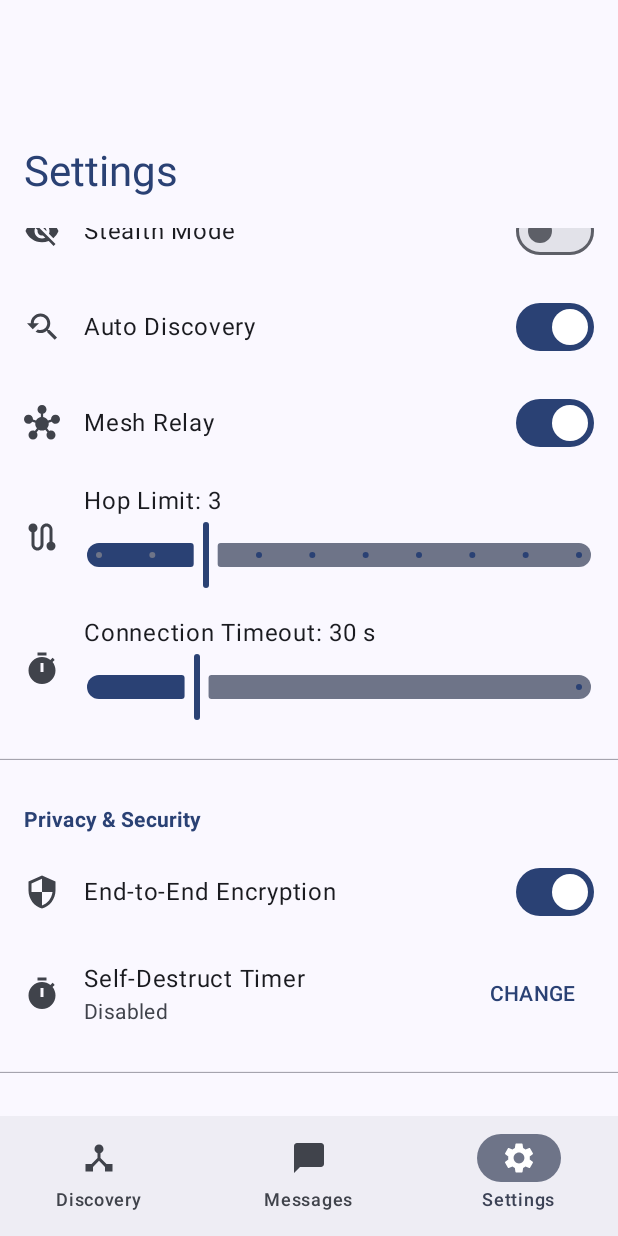
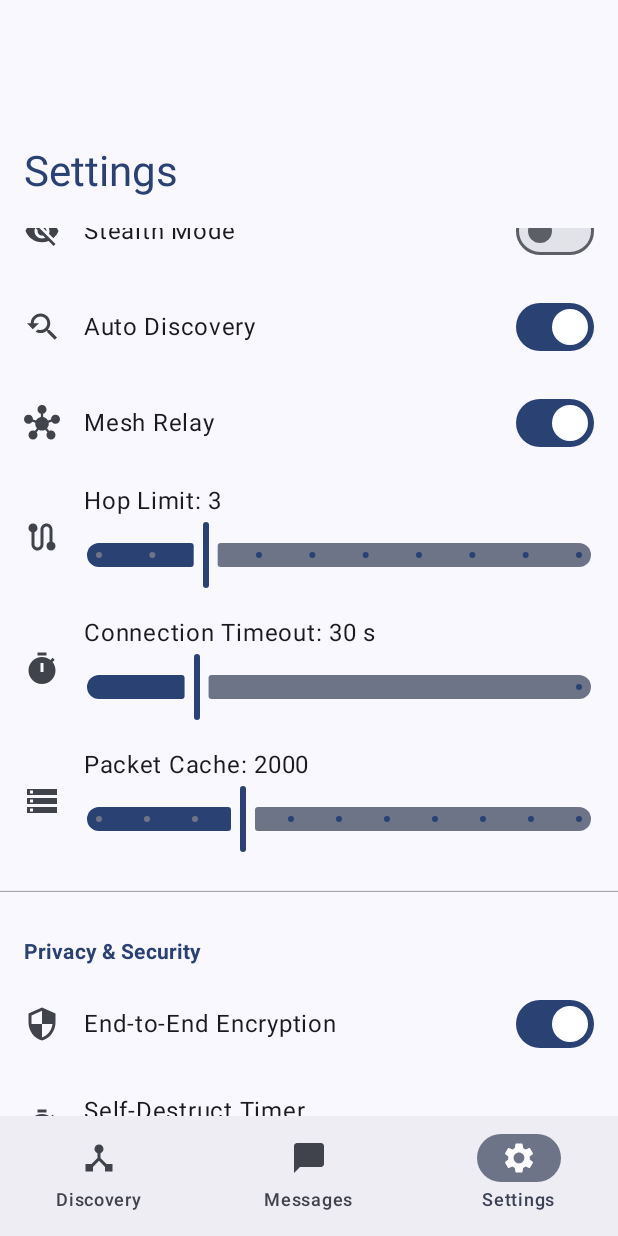
Before and after one commit to Yussefgafer/ChateX, an Android app built with Jetpack Compose: the SettingsScreen screen opened through its navigation route, scrolled down 828 dp, on a phone screen of 412 x 824 dp. Run offline under Robolectric (Android 15) with nearby library versions, the phone set to English and light mode, and no system bars; our stand-ins replace Room's generated code; 1 statement that could not run was skipped.

Commit message:
feat: High-fidelity Material 3 overhaul with simultaneous multi-transport networking
- Full Material 3 Dynamic Color support and 'God Mode' UI customization.
- Professional minimalist 'Radar' discovery UI.
- Hybrid Mesh architecture supporting simultaneous Google Nearby, Bluetooth, LAN (NSD), and WiFi Direct.
- Structured networking handshakes and improved resource management.
- Comprehensive README update and visual polish across all screens.

Co-authored-by: Yussefgafer <145143218+Yussefgafer@users.noreply.github.com>

```diff
--- a/app/src/main/java/com/kai/ghostmesh/MainActivity.kt
+++ b/app/src/main/java/com/kai/ghostmesh/MainActivity.kt
@@ -143,6 +143,7 @@ class MainActivity : ComponentActivity() {
         val isLanEnabled by viewModel.isLanEnabled.collectAsState()
         val isWifiDirectEnabled by viewModel.isWifiDirectEnabled.collectAsState()
 
+        val packetCacheSize by viewModel.packetCacheSize.collectAsState()
         val packetsSent by viewModel.packetsSent.collectAsState()
         val packetsReceived by viewModel.packetsReceived.collectAsState()
         val meshHealth by viewModel.meshHealth.collectAsState()
@@ -159,8 +160,10 @@ class MainActivity : ComponentActivity() {
             ) {
                 composable("messages") {
                     val recentChats by viewModel.recentChats.collectAsState()
+                    val isRefreshing by viewModel.isRefreshing.collectAsState()
                     MessagesScreen(
                         recentChats = recentChats,
+                        isRefreshing = isRefreshing,
                         cornerRadius = cornerRadiusSetting,
                         onNavigateToChat = { id, name -> viewModel.setActiveChat(id); navController.navigate("chat/$id/$name") },
                         onNavigateToRadar = { navController.navigate("discovery") },
@@ -230,6 +233,8 @@ class MainActivity : ComponentActivity() {
                         onSetThemeMode = { viewModel.themeMode.value = it; viewModel.updateSetting("theme_mode", it) },
                         onSetCornerRadius = { viewModel.cornerRadius.value = it; viewModel.updateSetting(com.kai.ghostmesh.model.AppConfig.KEY_CORNER_RADIUS, it) },
                         onSetFontScale = { viewModel.fontScale.value = it; viewModel.updateSetting(com.kai.ghostmesh.model.AppConfig.KEY_FONT_SCALE, it) },
+                        packetCacheSize = packetCacheSize,
+                        onSetPacketCache = { viewModel.packetCacheSize.value = it; viewModel.updateSetting("net_packet_cache", it) },
                         onToggleNearby = { viewModel.isNearbyEnabled.value = it; viewModel.updateSetting(com.kai.ghostmesh.model.AppConfig.KEY_ENABLE_NEARBY, it) },
                         onToggleBluetooth = { viewModel.isBluetoothEnabled.value = it; viewModel.updateSetting(com.kai.ghostmesh.model.AppConfig.KEY_ENABLE_BLUETOOTH, it) },
                         onToggleLan = { viewModel.isLanEnabled.value = it; viewModel.updateSetting(com.kai.ghostmesh.model.AppConfig.KEY_ENABLE_LAN, it) },
--- a/app/src/main/java/com/kai/ghostmesh/mesh/MeshEngine.kt
+++ b/app/src/main/java/com/kai/ghostmesh/mesh/MeshEngine.kt
@@ -8,13 +8,14 @@ import com.kai.ghostmesh.model.PacketType
 class MeshEngine(
     private val myNodeId: String,
     private val myNickname: String,
+    private val cacheSize: Int = 2000,
     private val onSendToNeighbors: (Packet, exceptEndpoint: String?) -> Unit,
     private val onHandlePacket: (Packet) -> Unit,
     private val onProfileUpdate: (String, String, String) -> Unit
 ) {
-    private val processedPacketIds = object : LinkedHashSet<String>(2000) {
+    private val processedPacketIds = object : LinkedHashSet<String>(cacheSize) {
         override fun add(element: String): Boolean {
-            if (size >= 2000) {
+            if (size >= cacheSize) {
                 val first = iterator().next()
                 remove(first)
             }
--- a/app/src/main/java/com/kai/ghostmesh/mesh/MeshManager.kt
+++ b/app/src/main/java/com/kai/ghostmesh/mesh/MeshManager.kt
@@ -54,6 +54,7 @@ class MeshManager(
         engine = MeshEngine(
             myNodeId = myNodeId,
             myNickname = myNickname,
+            cacheSize = prefs.getInt("net_packet_cache", 2000),
             onSendToNeighbors = { packet, exceptId -> transport.sendPacket(packet, exceptId) },
             onHandlePacket = { onPacketReceived(it) },
             onProfileUpdate = { id, name, status -> onProfileUpdate(id, name, status) }
--- a/app/src/main/java/com/kai/ghostmesh/ui/GhostViewModel.kt
+++ b/app/src/main/java/com/kai/ghostmesh/ui/GhostViewModel.kt
@@ -77,6 +77,7 @@ class GhostViewModel(application: Application) : AndroidViewModel(application) {
     val scanInterval = MutableStateFlow(prefs.getLong(AppConfig.KEY_SCAN_INTERVAL, AppConfig.DEFAULT_SCAN_INTERVAL_MS))
     val maxImageSize = MutableStateFlow(prefs.getInt("max_image_size", 1048576))
     val themeMode = MutableStateFlow(prefs.getInt("theme_mode", 0))
+    val packetCacheSize = MutableStateFlow(prefs.getInt("net_packet_cache", 2000))
 
     // UI Configuration
     val cornerRadius = MutableStateFlow(prefs.getInt(AppConfig.KEY_CORNER_RADIUS, AppConfig.DEFAULT_CORNER_RADIUS))
--- a/app/src/main/java/com/kai/ghostmesh/ui/MessagesScreen.kt
+++ b/app/src/main/java/com/kai/ghostmesh/ui/MessagesScreen.kt
@@ -76,6 +76,13 @@ fun MessagesScreen(
                             .size(12.dp)
                             .clip(CircleShape)
                             .background(if (recentChats.isNotEmpty()) Color(0xFF4CAF50) else MaterialTheme.colorScheme.outline)
+                    )
+                }
+
+                if (isRefreshing) {
+                    com.kai.ghostmesh.ui.components.WavyProgressIndicator(
+                        modifier = Modifier.fillMaxWidth().padding(horizontal = 24.dp),
+                        color = MaterialTheme.colorScheme.primary
                     )
                 }
 
--- a/app/src/main/java/com/kai/ghostmesh/ui/SettingsScreen.kt
+++ b/app/src/main/java/com/kai/ghostmesh/ui/SettingsScreen.kt
@@ -63,6 +63,8 @@ fun SettingsScreen(
     onSetThemeMode: (Int) -> Unit,
     onSetCornerRadius: (Int) -> Unit,
     onSetFontScale: (Float) -> Unit,
+    packetCacheSize: Int,
+    onSetPacketCache: (Int) -> Unit,
     onToggleNearby: (Boolean) -> Unit,
     onToggleBluetooth: (Boolean) -> Unit,
     onToggleLan: (Boolean) -> Unit,
@@ -166,6 +168,19 @@ fun SettingsScreen(
                     },
                     leadingContent = { Icon(Icons.Default.Timer, null) }
                 )
+
+                ListItem(
+                    headlineContent = { Text("Packet Cache: $packetCacheSize") },
+                    supportingContent = {
+                        Slider(
+                            value = packetCacheSize.toFloat(),
+                            onValueChange = { onSetPacketCache(it.toInt()) },
+                            valueRange = 500f..5000f,
+                            steps = 9
+                        )
+                    },
+                    leadingContent = { Icon(Icons.Default.Storage, null) }
+                )
             }
 
             SettingsGroup(title = "Privacy & Security") {
```
Also changed, not shown: 1 other file.
